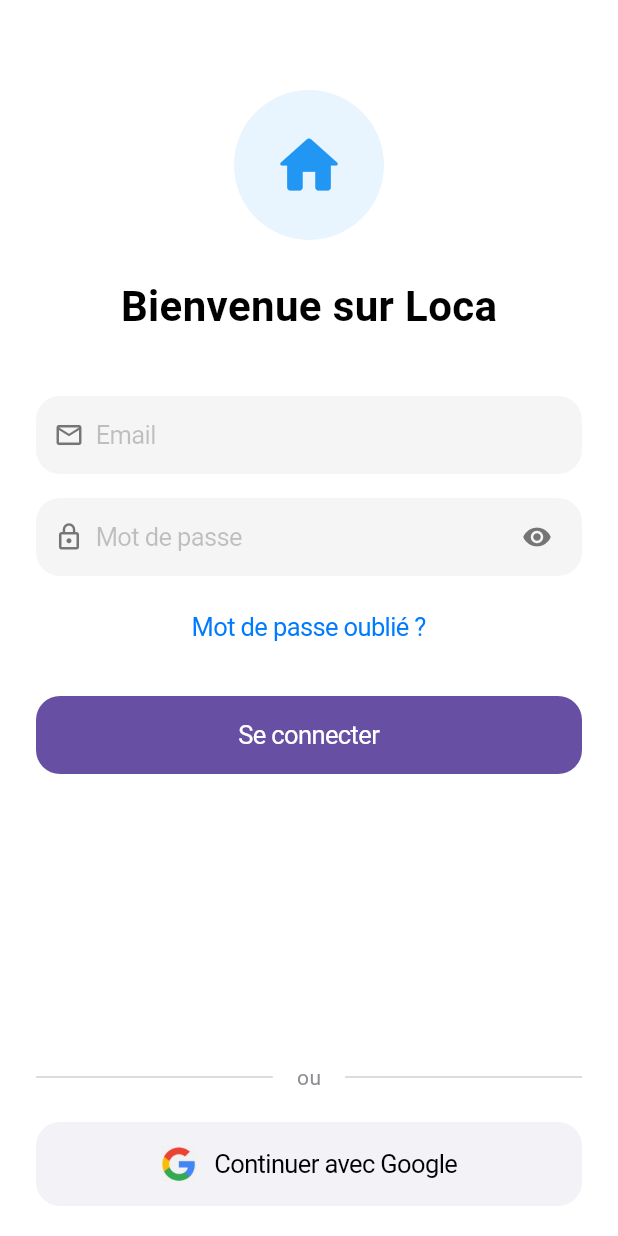
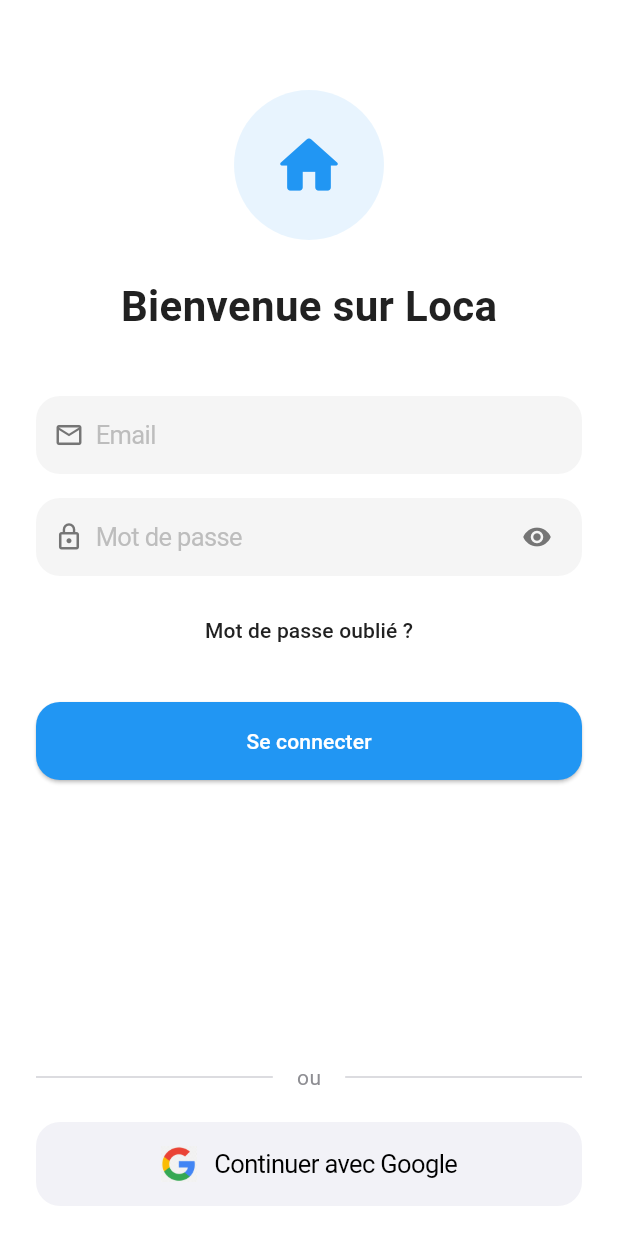
Before and after one commit to Tiavina22/loca, a Flutter app: the screen it shows after launch, on a phone screen of 412 x 824 dp. Run offline on Flutter 3.47's test engine with Material 3 defaults, Android fonts, the phone set to English and light mode, and no system bars.

Commit message:
[CHORE] : configuration colors config.

```diff
--- /dev/null
+++ b/lib/core/theme/app_colors.dart
@@ -0,0 +1,40 @@
+import 'package:flutter/material.dart';
+
+class AppColors {
+  // Colors principal
+  static const primaryColor = Color(0xFF2196F3); // Blue 500
+  static const secondaryColor = Color(0xFF1565C0); // Blue 800
+
+  // Background colors
+  static const backgroundColor = Color(0xFFFFFFFF);
+  static const surfaceColor = Color(0xFFF5F5F5);
+  static const cardColor = Color(0xFFFFFFFF);
+
+  // Text colors
+  static const textPrimaryColor = Color(0xFF212121);
+  static const textSecondaryColor = Color(0xFF757575);
+  static const textHintColor = Color(0xFFBDBDBD);
+
+  // Status colors
+  static const successColor = Color(0xFF4CAF50);
+  static const errorColor = Color(0xFFE53935);
+  static const warningColor = Color(0xFFFF9800);
+  static const infoColor = primaryColor;
+
+  // Input colors
+  static const inputBackgroundColor = surfaceColor;
+  static const inputBorderColor = Color(0xFFE0E0E0);
+  static const inputFocusedBorderColor = primaryColor;
+
+  // Button colors
+  static final buttonColor = primaryColor;
+  static const buttonTextColor = Colors.white;
+  static final buttonDisabledColor = Colors.grey[300];
+
+  // Gradients
+  static const primaryGradient = LinearGradient(
+    begin: Alignment.topLeft,
+    end: Alignment.bottomRight,
+    colors: [primaryColor, secondaryColor],
+  );
+}
--- a/lib/features/auth/presentation/pages/auth_page.dart
+++ b/lib/features/auth/presentation/pages/auth_page.dart
@@ -1,5 +1,6 @@
 import 'package:flutter/material.dart';
 import 'package:flutter/cupertino.dart';
+import '../../../../core/theme/app_colors.dart';
 
 class AuthPage extends StatefulWidget {
   const AuthPage({super.key});
@@ -105,10 +106,14 @@ class _AuthPageState extends State<AuthPage>
             height: 100,
             width: 100,
             decoration: BoxDecoration(
-              color: Colors.blue.withOpacity(0.1),
+              color: AppColors.primaryColor.withOpacity(0.1),
               shape: BoxShape.circle,
             ),
-            child: const Icon(Icons.home_rounded, size: 50, color: Colors.blue),
+            child: Icon(
+              Icons.home_rounded,
+              size: 50,
+              color: AppColors.primaryColor,
+            ),
           ),
         ),
         const SizedBox(height: 24),
@@ -117,7 +122,7 @@ class _AuthPageState extends State<AuthPage>
           style: TextStyle(
             fontSize: 28,
             fontWeight: FontWeight.bold,
-            color: CupertinoColors.label.resolveFrom(context),
+            color: AppColors.textPrimaryColor,
           ),
         ),
       ],
@@ -132,12 +137,14 @@ class _AuthPageState extends State<AuthPage>
   }) {
     return Container(
       decoration: BoxDecoration(
-        color: Colors.grey[100],
+        color: AppColors.inputBackgroundColor,
         borderRadius: BorderRadius.circular(16),
       ),
       child: CupertinoTextField(
         controller: controller,
         placeholder: placeholder,
+        placeholderStyle: TextStyle(color: AppColors.textHintColor),
+        style: TextStyle(color: AppColors.textPrimaryColor),
         prefix: Padding(
           padding: const EdgeInsets.only(left: 12),
           child: Icon(icon, color: Colors.grey[600], size: 20),
@@ -182,27 +189,38 @@ class _AuthPageState extends State<AuthPage>
           isPassword: true,
         ),
         const SizedBox(height: 12),
-        CupertinoButton(
-          padding: EdgeInsets.zero,
+        TextButton(
           child: Text(
             'Mot de passe oublié ?',
-            style: TextStyle(
-              color: CupertinoColors.systemBlue.resolveFrom(context),
-            ),
+            style: TextStyle(color: AppColors.textPrimaryColor),
           ),
           onPressed: () {},
         ),
         const SizedBox(height: 24),
         SizedBox(
           width: double.infinity,
-          child: CupertinoButton.filled(
-            borderRadius: BorderRadius.circular(16),
+          child: ElevatedButton(
+            style: ElevatedButton.styleFrom(
+              backgroundColor: AppColors.primaryColor,
+              padding: const EdgeInsets.symmetric(vertical: 16),
+              shape: RoundedRectangleBorder(
+                borderRadius: BorderRadius.circular(16),
+              ),
+            ),
             child:
                 _isLoading
-                    ? const CupertinoActivityIndicator(
-                      color: CupertinoColors.white,
+                    ? const SizedBox(
+                      height: 20,
+                      width: 20,
+                      child: CircularProgressIndicator(
+                        color: Colors.white,
+                        strokeWidth: 2,
+                      ),
                     )
-                    : const Text('Se connecter'),
+                    : const Text(
+                      'Se connecter',
+                      style: TextStyle(color: Colors.white),
+                    ),
             onPressed: _isLoading ? null : _handleSignIn,
           ),
         ),
```
